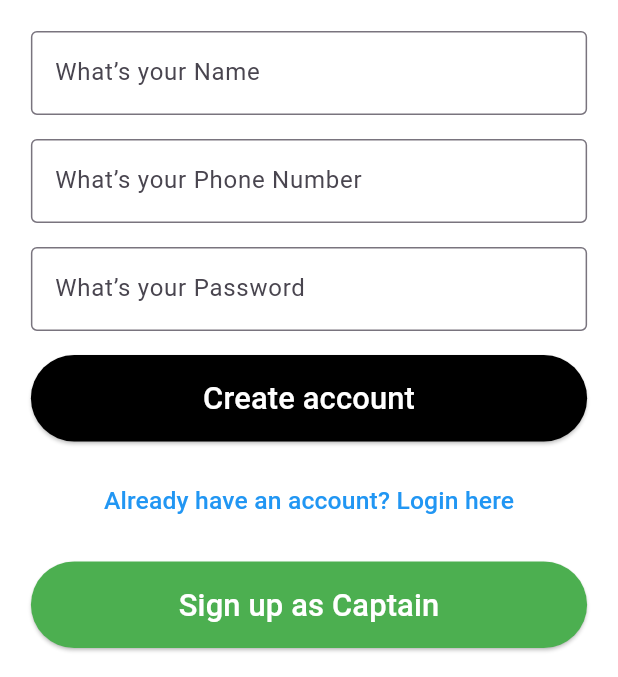
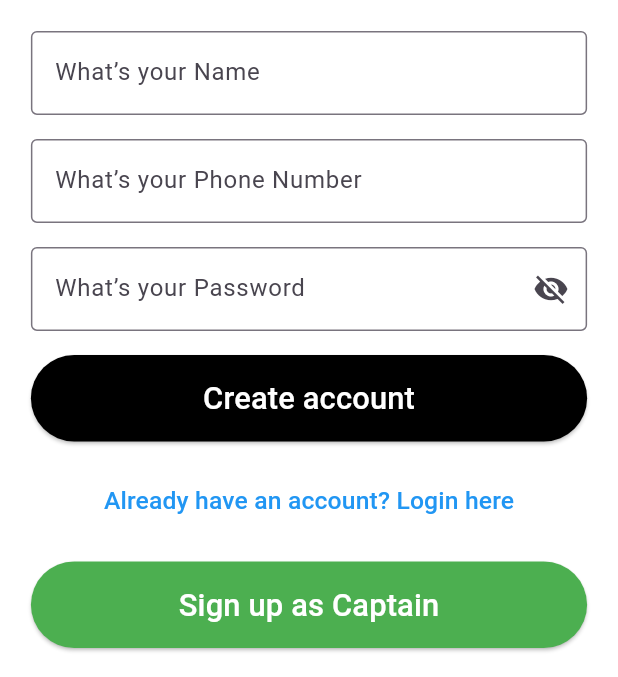
Before and after one commit to SupragyaBasnet/uber_project, a Flutter app: the SignupScreenView screen opened directly, after a tap on "Create account", on a phone screen of 412 x 824 dp, the part 84-761 px from its top. Run offline on Flutter 3.47's test engine with Material 3 defaults, Android fonts, the phone set to English and light mode, and no system bars.

Commit message:
user_signup

```diff
--- a/lib/view/user/signup_screen_view.dart
+++ b/lib/view/user/signup_screen_view.dart
@@ -2,19 +2,27 @@ import 'package:flutter/material.dart';
 import 'login_screen_view.dart'; // Import the login screen view
 import '../captain/captain_signup_screen_view.dart'; // Import captain signup screen view
 
-class SignupScreenView extends StatelessWidget {
+class SignupScreenView extends StatefulWidget {
   const SignupScreenView({super.key});
 
   @override
+  _SignupScreenViewState createState() => _SignupScreenViewState();
+}
+
+class _SignupScreenViewState extends State<SignupScreenView> {
+  // Controllers for input fields
+  final TextEditingController nameController = TextEditingController();
+  final TextEditingController phoneController = TextEditingController();
+  final TextEditingController passwordController = TextEditingController();
+
+  // To toggle password visibility
+  bool _isPasswordHidden = true;
+
+  @override
   Widget build(BuildContext context) {
-    // MediaQuery to get screen width and height
+    // MediaQuery for dynamic sizing
     double screenWidth = MediaQuery.of(context).size.width;
     double screenHeight = MediaQuery.of(context).size.height;
-
-    // TextEditingControllers to get the input text
-    TextEditingController nameController = TextEditingController();
-    TextEditingController phoneController = TextEditingController();
-    TextEditingController passwordController = TextEditingController();
 
     return Scaffold(
       appBar: AppBar(
@@ -29,14 +37,14 @@ class SignupScreenView extends StatelessWidget {
       backgroundColor: Colors.white,
       body: SafeArea(
         child: SingleChildScrollView(
-          padding: EdgeInsets.all(screenWidth * 0.05), // Dynamic padding based on screen size
+          padding: EdgeInsets.all(screenWidth * 0.05),
           child: Column(
             crossAxisAlignment: CrossAxisAlignment.stretch,
             children: [
               // Name input field
               TextField(
                 controller: nameController,
-                decoration: InputDecoration(
+                decoration: const InputDecoration(
                   labelText: 'What’s your Name',
                   border: OutlineInputBorder(),
                 ),
@@ -46,55 +54,60 @@ class SignupScreenView extends StatelessWidget {
               // Phone number input field
               TextField(
                 controller: phoneController,
-                decoration: InputDecoration(
+                decoration: const InputDecoration(
                   labelText: 'What’s your Phone Number',
                   border: OutlineInputBorder(),
                 ),
               ),
               const SizedBox(height: 16),
 
-              // Password input field
+              // Password input field with hide/unhide functionality
               TextField(
                 controller: passwordController,
                 decoration: InputDecoration(
                   labelText: 'What’s your Password',
-                  border: OutlineInputBorder(),
+                  border: const OutlineInputBorder(),
+                  suffixIcon: IconButton(
+                    icon: Icon(
+                      _isPasswordHidden ? Icons.visibility_off : Icons.visibility,
+                    ),
+                    onPressed: () {
+                      setState(() {
+                        _isPasswordHidden = !_isPasswordHidden;
+                      });
+                    },
+                  ),
                 ),
-                obscureText: true,
+                obscureText: _isPasswordHidden,
               ),
               const SizedBox(height: 16),
 
               // Create account button
               ElevatedButton(
                 onPressed: () {
-                  // Check if any field is empty
                   if (nameController.text.isEmpty ||
                       phoneController.text.isEmpty ||
                       passwordController.text.isEmpty) {
-                    // Show error message if any field is empty
                     ScaffoldMessenger.of(context).showSnackBar(
-                      SnackBar(
-                        content: const Text('Please fill in all fields'),
-                        duration: const Duration(seconds: 2),
+                      const SnackBar(
+                        content: Text('Please fill in all fields'),
                         backgroundColor: Colors.red,
+                        duration: Duration(seconds: 2),
                       ),
                     );
                   } else {
-                    // Show success message if all fields are filled
                     ScaffoldMessenger.of(context).showSnackBar(
-                      SnackBar(
-                        content: const Text('Account Created Successfully'),
-                        duration: const Duration(seconds: 2),
+                      const SnackBar(
+                        content: Text('Account Created Successfully'),
                         backgroundColor: Colors.green,
+                        duration: Duration(seconds: 2),
                       ),
                     );
-
-                    // After showing the message, navigate to the login screen
                     Future.delayed(const Duration(seconds: 2), () {
                       Navigator.push(
                         context,
                         MaterialPageRoute(
-                          builder: (context) => const LoginScreenView(), // Navigate to login screen after account creation
+                          builder: (context) => const LoginScreenView(),
                         ),
                       );
                     });
@@ -103,12 +116,12 @@ class SignupScreenView extends StatelessWidget {
                 style: ElevatedButton.styleFrom(
                   backgroundColor: Colors.black,
                   foregroundColor: Colors.white,
-                  minimumSize: Size(double.infinity, screenHeight * 0.07), // Dynamic button height
+                  minimumSize: Size(double.infinity, screenHeight * 0.07),
                 ),
                 child: Text(
                   'Create account',
                   style: TextStyle(
-                    fontSize: screenWidth * 0.05, // Font size based on screen width
+                    fontSize: screenWidth * 0.05,
                   ),
                 ),
               ),
@@ -117,11 +130,10 @@ class SignupScreenView extends StatelessWidget {
               // Navigate to login screen
               TextButton(
                 onPressed: () {
-                  // Navigate to the login screen when already have an account
                   Navigator.push(
                     context,
                     MaterialPageRoute(
-                      builder: (context) => const LoginScreenView(), // Navigate to login screen
+                      builder: (context) => const LoginScreenView(),
                     ),
                   );
                 },
@@ -129,7 +141,7 @@ class SignupScreenView extends StatelessWidget {
                   'Already have an account? Login here',
                   style: TextStyle(
                     color: Colors.blue,
-                    fontSize: screenWidth * 0.04, // Font size based on screen width
+                    fontSize: screenWidth * 0.04,
                   ),
                 ),
               ),
@@ -138,7 +150,6 @@ class SignupScreenView extends StatelessWidget {
               // Sign up as captain button
               ElevatedButton(
                 onPressed: () {
-                  // Navigate to the Captain Signup screen
                   Navigator.push(
                     context,
                     MaterialPageRoute(
@@ -149,12 +160,12 @@ class SignupScreenView extends StatelessWidget {
                 style: ElevatedButton.styleFrom(
                   backgroundColor: Colors.green,
                   foregroundColor: Colors.white,
-                  minimumSize: Size(double.infinity, screenHeight * 0.07), // Dynamic button height
+                  minimumSize: Size(double.infinity, screenHeight * 0.07),
                 ),
                 child: Text(
                   'Sign up as Captain',
                   style: TextStyle(
-                    fontSize: screenWidth * 0.05, // Font size based on screen width
+                    fontSize: screenWidth * 0.05,
                   ),
                 ),
               ),
```
